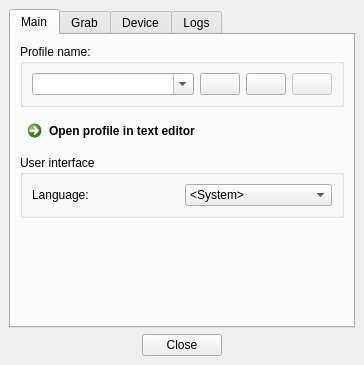
Old version of the form Software/src/mainwindow.ui in the repository Atarity/Lightpack.
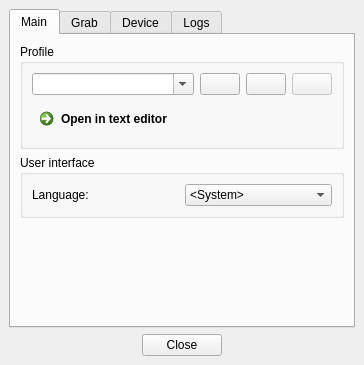
New version of the form. Icons and pictures are not drawn.

Commit message: Software: press <Enter> in profile name edit to update settings (for usable configuration LED coefs); default value minimum level of sensitivity set to 3;

```diff
--- a/Software/src/mainwindow.ui
+++ b/Software/src/mainwindow.ui
@@ -38,12 +38,14 @@
        <attribute name="title">
         <string>Main</string>
        </attribute>
-       <layout class="QVBoxLayout" name="verticalLayout_5">
+       <layout class="QVBoxLayout" name="verticalLayout_6">
         <item>
          <widget class="QGroupBox" name="groupBox_Profiles">
           <property name="title">
-           <string>Profile name:</string>
+           <string>Profile</string>
           </property>
+          <layout class="QVBoxLayout" name="verticalLayout_5">
+           <item>
           <layout class="QHBoxLayout" name="horizontalLayout_3">
            <item>
             <widget class="QComboBox" name="comboBox_Profiles">
@@ -134,12 +136,11 @@
             </widget>
            </item>
           </layout>
-         </widget>
         </item>
         <item>
          <widget class="QCommandLinkButton" name="commandLinkButton_OpenSettings">
           <property name="text">
-           <string>Open profile in text editor</string>
+              <string>Open in text editor</string>
           </property>
           <property name="checkable">
            <bool>false</bool>
@@ -147,6 +148,9 @@
           <property name="description">
            <string/>
           </property>
+            </widget>
+           </item>
+          </layout>
          </widget>
         </item>
         <item>
```
Left out of the diff: 1 changed line with no effect on the pictures. Lines whose indentation alone changed are shown as unchanged. The commit also changes 4 other files.
